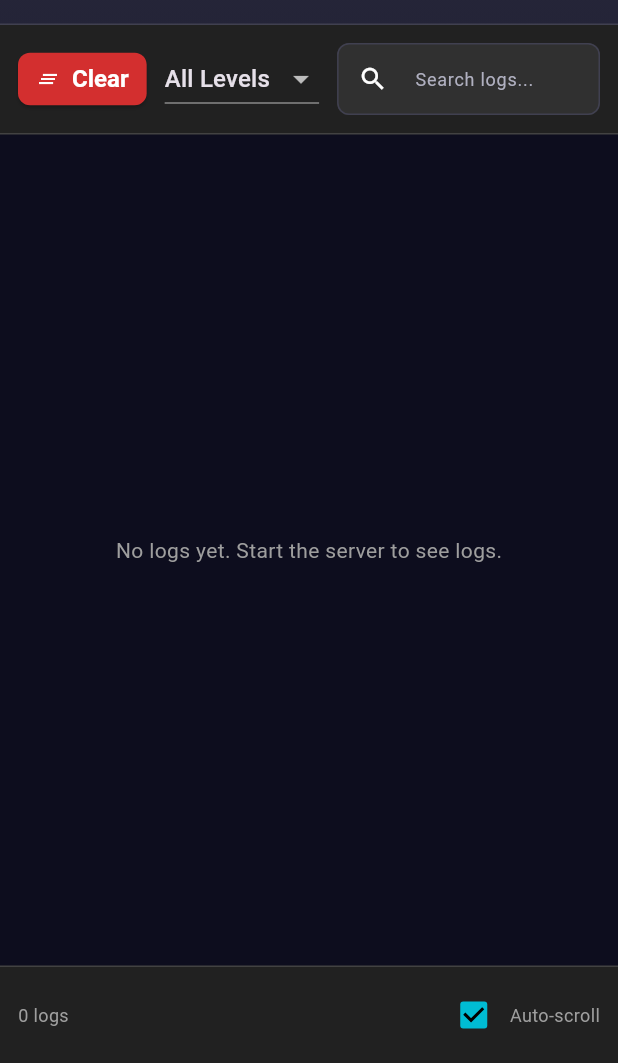
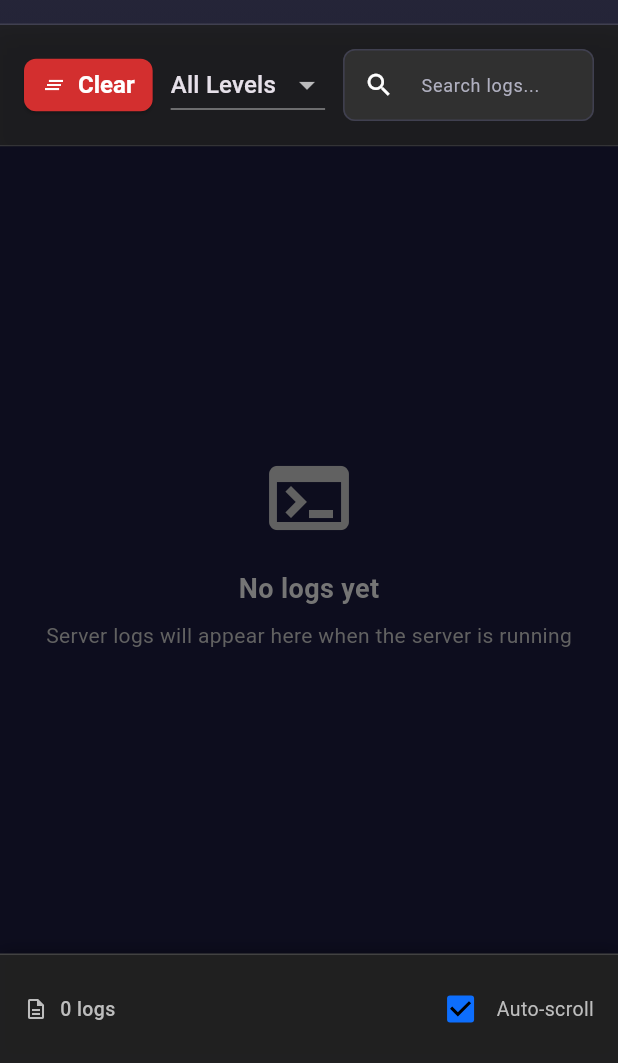
Before and after one commit to AyuMC/AyuMC, a Flutter app: the screen it shows after launch, after a tap on "Logs", after a tap on "Console", on a phone screen of 412 x 824 dp, the part 173-1236 px from its top. Run offline on Flutter 3.47's test engine with Material 3 defaults, Android fonts, the phone set to English and light mode, and no system bars; our stand-ins replace equatable, flutter_bloc; missing offline and left inert: ayumc_server; Roboto replaces fonts that are missing (Segoe UI).

Commit message:
Refactor ConsolePage to improve log management and UI: integrate ConsoleScrollManager for auto-scrolling, enhance toolbar with glassmorphism effect, and optimize log display logic with BlocConsumer for better state handling.

```diff
--- a/launcher/lib/features/console/presentation/pages/console_page.dart
+++ b/launcher/lib/features/console/presentation/pages/console_page.dart
@@ -1,15 +1,20 @@
 import 'package:flutter/material.dart';
 import 'package:flutter_bloc/flutter_bloc.dart';
+
+import '../../domain/entities/server_log.dart';
 import '../../domain/repositories/log_repository.dart';
 import '../bloc/console_bloc.dart';
 import '../bloc/console_event.dart';
 import '../bloc/console_state.dart';
+import '../widgets/builders/console_content_builder.dart';
+import '../widgets/builders/console_status_bar_builder.dart';
 import '../widgets/builders/console_toolbar_builder.dart';
-import '../widgets/builders/log_item_builder.dart';
+import '../utils/console_scroll_manager.dart';
 
 /// Console page for displaying server logs in real-time.
 ///
-/// Features auto-scrolling, filtering, and searching capabilities.
+/// Clean, professional implementation with separated concerns.
+/// All logic is managed by BLoC, UI is purely presentational.
 class ConsolePage extends StatefulWidget {
   final LogRepository logRepository;
 
@@ -20,12 +25,17 @@ class ConsolePage extends StatefulWidget {
 }
 
 class _ConsolePageState extends State<ConsolePage> {
-  final ScrollController _scrollController = ScrollController();
-  bool _autoScroll = true;
+  late final ConsoleScrollManager _scrollManager;
+
+  @override
+  void initState() {
+    super.initState();
+    _scrollManager = ConsoleScrollManager();
+  }
 
   @override
   void dispose() {
-    _scrollController.dispose();
+    _scrollManager.dispose();
     super.dispose();
   }
 
@@ -35,113 +45,46 @@ class _ConsolePageState extends State<ConsolePage> {
       create: (context) =>
           ConsoleBloc(logRepository: widget.logRepository)
             ..add(const ConsoleStartListening()),
-      child: BlocBuilder<ConsoleBloc, ConsoleState>(
+      child: BlocConsumer<ConsoleBloc, ConsoleState>(
+        listener: (context, state) {
+          _scrollManager.handleNewLogs(state.logs.length);
+        },
         builder: (context, state) {
-          _scrollToBottomIfNeeded();
-          return _buildConsoleContent(context, state);
+          final logsToDisplay = _getDisplayedLogs(state);
+
+          return Column(
+            children: [
+              ConsoleToolbarBuilder.build(
+                onClear: () =>
+                    context.read<ConsoleBloc>().add(const ConsoleClearLogs()),
+                onFilterChanged: (level) => context.read<ConsoleBloc>().add(
+                  ConsoleFilterByLevel(level),
+                ),
+                onSearch: (query) =>
+                    context.read<ConsoleBloc>().add(ConsoleSearchLogs(query)),
+                currentFilter: state.filterLevel,
+              ),
+              Expanded(
+                child: ConsoleContentBuilder.buildLogsList(
+                  logs: logsToDisplay,
+                  scrollController: _scrollManager.scrollController,
+                ),
+              ),
+              ConsoleStatusBarBuilder.build(
+                logCount: state.logs.length,
+                autoScroll: _scrollManager.autoScroll,
+                onAutoScrollChanged: _scrollManager.setAutoScroll,
+              ),
+            ],
+          );
         },
       ),
     );
   }
 
-  Widget _buildConsoleContent(BuildContext context, ConsoleState state) {
-    return Column(
-      children: [
-        _buildToolbar(context, state),
-        Expanded(child: _buildLogsList(state)),
-        _buildStatusBar(state),
-      ],
-    );
-  }
-
-  Widget _buildToolbar(BuildContext context, ConsoleState state) {
-    return ConsoleToolbarBuilder.build(
-      onClear: () => context.read<ConsoleBloc>().add(const ConsoleClearLogs()),
-      onFilterChanged: (level) =>
-          context.read<ConsoleBloc>().add(ConsoleFilterByLevel(level)),
-      onSearch: (query) =>
-          context.read<ConsoleBloc>().add(ConsoleSearchLogs(query)),
-      currentFilter: state.filterLevel,
-    );
-  }
-
-  Widget _buildLogsList(ConsoleState state) {
-    final logsToDisplay =
-        state.searchQuery.isNotEmpty || state.filterLevel != null
+  List<ServerLog> _getDisplayedLogs(ConsoleState state) {
+    return state.searchQuery.isNotEmpty || state.filterLevel != null
         ? state.filteredLogs
         : state.logs;
-
-    if (logsToDisplay.isEmpty) {
-      return _buildEmptyState();
-    }
-
-    return Container(
-      color: Colors.black,
-      child: ListView.builder(
-        controller: _scrollController,
-        itemCount: logsToDisplay.length,
-        itemBuilder: (context, index) {
-          return LogItemBuilder.build(logsToDisplay[index]);
-        },
-      ),
-    );
-  }
-
-  Widget _buildEmptyState() {
-    return const Center(
-      child: Text(
-        'No logs yet. Start the server to see logs.',
-        style: TextStyle(color: Colors.grey),
-      ),
-    );
-  }
-
-  Widget _buildStatusBar(ConsoleState state) {
-    return Container(
-      padding: const EdgeInsets.symmetric(horizontal: 12, vertical: 8),
-      decoration: BoxDecoration(
-        color: Colors.grey[900],
-        border: Border(top: BorderSide(color: Colors.grey[800]!, width: 1)),
-      ),
-      child: Row(
-        mainAxisAlignment: MainAxisAlignment.spaceBetween,
-        children: [
-          Text(
-            '${state.logs.length} logs',
-            style: const TextStyle(fontSize: 12, color: Colors.grey),
-          ),
-          Row(
-            children: [
-              Checkbox(
-                value: _autoScroll,
-                onChanged: (value) {
-                  setState(() {
-                    _autoScroll = value ?? true;
-                  });
-                },
-              ),
-              const Text(
-                'Auto-scroll',
-                style: TextStyle(fontSize: 12, color: Colors.grey),
-              ),
-            ],
-          ),
-        ],
-      ),
-    );
-  }
-
-  void _scrollToBottomIfNeeded() {
-    if (_autoScroll && _scrollController.hasClients) {
-      WidgetsBinding.instance.addPostFrameCallback((_) {
-        if (_scrollController.hasClients) {
-          _scrollController.animateTo(
-            _scrollController.position.maxScrollExtent,
-            duration: const Duration(milliseconds: 300),
-            curve: Curves.easeOut,
-          );
-        }
-      });
-    }
   }
 }
--- /dev/null
+++ b/launcher/lib/features/console/presentation/utils/console_scroll_manager.dart
@@ -0,0 +1,44 @@
+import 'package:flutter/material.dart';
+
+/// Manages scroll behavior for the console log list.
+///
+/// Handles auto-scrolling logic separately from UI presentation.
+class ConsoleScrollManager {
+  final ScrollController scrollController = ScrollController();
+  bool autoScroll = true;
+  int _lastLogCount = 0;
+
+  /// Updates auto-scroll setting.
+  void setAutoScroll(bool? value) {
+    autoScroll = value ?? true;
+  }
+
+  /// Handles new logs being added.
+  ///
+  /// Triggers auto-scroll if enabled and new logs were added.
+  void handleNewLogs(int currentLogCount) {
+    if (autoScroll && currentLogCount > _lastLogCount) {
+      _scrollToBottom();
+    }
+    _lastLogCount = currentLogCount;
+  }
+
+  void _scrollToBottom() {
+    if (!scrollController.hasClients) return;
+
+    WidgetsBinding.instance.addPostFrameCallback((_) {
+      if (scrollController.hasClients) {
+        scrollController.animateTo(
+          scrollController.position.maxScrollExtent,
+          duration: const Duration(milliseconds: 300),
+          curve: Curves.easeOut,
+        );
+      }
+    });
+  }
+
+  /// Disposes resources.
+  void dispose() {
+    scrollController.dispose();
+  }
+}
--- /dev/null
+++ b/launcher/lib/features/console/presentation/widgets/builders/console_content_builder.dart
@@ -0,0 +1,55 @@
+import 'package:flutter/material.dart';
+
+import '../../../domain/entities/server_log.dart';
+import 'log_item_builder.dart';
+
+/// Builds the main console content area with logs list.
+class ConsoleContentBuilder {
+  ConsoleContentBuilder._();
+
+  /// Builds the logs list view.
+  static Widget buildLogsList({
+    required List<ServerLog> logs,
+    required ScrollController scrollController,
+  }) {
+    if (logs.isEmpty) {
+      return _buildEmptyState();
+    }
+
+    return Container(
+      color: Colors.black,
+      child: ListView.builder(
+        controller: scrollController,
+        itemCount: logs.length,
+        itemBuilder: (context, index) {
+          return LogItemBuilder.build(logs[index]);
+        },
+      ),
+    );
+  }
+
+  static Widget _buildEmptyState() {
+    return Center(
+      child: Column(
+        mainAxisAlignment: MainAxisAlignment.center,
+        children: [
+          Icon(Icons.terminal, size: 64, color: Colors.grey[700]),
+          const SizedBox(height: 16),
+          Text(
+            'No logs yet',
+            style: TextStyle(
+              fontSize: 18,
+              fontWeight: FontWeight.w600,
+              color: Colors.grey[600],
+            ),
+          ),
+          const SizedBox(height: 8),
+          Text(
+            'Server logs will appear here when the server is running',
+            style: TextStyle(fontSize: 14, color: Colors.grey[700]),
+          ),
+        ],
+      ),
+    );
+  }
+}
--- /dev/null
+++ b/launcher/lib/features/console/presentation/widgets/builders/console_status_bar_builder.dart
@@ -0,0 +1,71 @@
+import 'package:flutter/material.dart';
+
+/// Builds the console status bar at the bottom.
+class ConsoleStatusBarBuilder {
+  ConsoleStatusBarBuilder._();
+
+  /// Builds the status bar widget.
+  static Widget build({
+    required int logCount,
+    required bool autoScroll,
+    required Function(bool?) onAutoScrollChanged,
+  }) {
+    return Container(
+      padding: const EdgeInsets.symmetric(horizontal: 16, vertical: 12),
+      decoration: BoxDecoration(
+        color: Colors.grey[900]?.withOpacity(0.95),
+        border: Border(top: BorderSide(color: Colors.grey[800]!, width: 1)),
+        boxShadow: [
+          BoxShadow(
+            color: Colors.black.withOpacity(0.3),
+            blurRadius: 8,
+            offset: const Offset(0, -2),
+          ),
+        ],
+      ),
+      child: Row(
+        mainAxisAlignment: MainAxisAlignment.spaceBetween,
+        children: [
+          _buildLogCounter(logCount),
+          _buildAutoScrollToggle(autoScroll, onAutoScrollChanged),
+        ],
+      ),
+    );
+  }
+
+  static Widget _buildLogCounter(int count) {
+    return Row(
+      children: [
+        Icon(Icons.description_outlined, size: 16, color: Colors.grey[400]),
+        const SizedBox(width: 8),
+        Text(
+          '$count ${count == 1 ? 'log' : 'logs'}',
+          style: TextStyle(
+            fontSize: 13,
+            color: Colors.grey[400],
+            fontWeight: FontWeight.w500,
+          ),
+        ),
+      ],
+    );
+  }
+
+  static Widget _buildAutoScrollToggle(
+    bool autoScroll,
+    Function(bool?) onChanged,
+  ) {
+    return Row(
+      children: [
+        Checkbox(
+          value: autoScroll,
+          onChanged: onChanged,
+          activeColor: const Color(0xFF0D6EFD),
+        ),
+        Text(
+          'Auto-scroll',
+          style: TextStyle(fontSize: 13, color: Colors.grey[400]),
+        ),
+      ],
+    );
+  }
+}
--- a/launcher/lib/features/console/presentation/widgets/builders/console_toolbar_builder.dart
+++ b/launcher/lib/features/console/presentation/widgets/builders/console_toolbar_builder.dart
@@ -1,22 +1,40 @@
+import 'dart:ui';
+
 import 'package:flutter/material.dart';
+
 import '../../../domain/entities/server_log.dart';
 
 /// Builder for the console toolbar with filters and actions.
 class ConsoleToolbarBuilder {
   ConsoleToolbarBuilder._();
 
-  /// Builds the console toolbar.
+  /// Builds the console toolbar with glassmorphism effect.
   static Widget build({
     required VoidCallback onClear,
     required Function(LogLevel?) onFilterChanged,
     required Function(String) onSearch,
     LogLevel? currentFilter,
   }) {
-    return Container(
-      padding: const EdgeInsets.all(12),
+    return ClipRRect(
+      child: BackdropFilter(
+        filter: ImageFilter.blur(sigmaX: 10, sigmaY: 10),
+        child: Container(
+          padding: const EdgeInsets.all(16),
           decoration: BoxDecoration(
-        color: Colors.grey[900],
-        border: Border(bottom: BorderSide(color: Colors.grey[800]!, width: 1)),
+            color: Colors.grey[900]?.withOpacity(0.8),
+            border: Border(
+              bottom: BorderSide(
+                color: Colors.white.withOpacity(0.1),
+                width: 1,
+              ),
+            ),
+            boxShadow: [
+              BoxShadow(
+                color: Colors.black.withOpacity(0.3),
+                blurRadius: 8,
+                offset: const Offset(0, 2),
+              ),
+            ],
           ),
           child: Row(
             children: [
@@ -26,6 +44,8 @@ class ConsoleToolbarBuilder {
               const SizedBox(width: 12),
               Expanded(child: _buildSearchField(onSearch)),
             ],
+          ),
+        ),
       ),
     );
   }
--- a/server/lib/ayumc_server.dart
+++ b/server/lib/ayumc_server.dart
@@ -17,16 +17,24 @@ class AyuMCServer {
     }
 
     state = ServerState.starting;
-    print('[Server] Starting AyuMC Server...');
-    print('[Server] Initializing high-performance systems...');
+    _logger.info('Server', 'Starting AyuMC Server...');
+    _logger.info('Server', 'Initializing high-performance systems...');
 
     try {
       await _server.start();
       state = ServerState.running;
-      print('[Server] AyuMC Server started successfully');
+      _logger.info('Server', 'AyuMC Server started successfully');
+      _logger.info('Server', '════════════════════════════════════════════');
+      _logger.info('Server', '         AyuMC Server - READY              ');
+      _logger.info('Server', '════════════════════════════════════════════');
+      _logger.info('Server', ' Status: ONLINE');
+      _logger.info('Server', ' Protocol: Minecraft Java Edition');
+      _logger.info('Server', ' Max Players: 5000+');
+      _logger.info('Server', ' Architecture: Multi-threaded');
+      _logger.info('Server', '════════════════════════════════════════════');
     } catch (e) {
       state = ServerState.stopped;
-      print('[Server] Failed to start: $e');
+      _logger.error('Server', 'Failed to start: $e');
       rethrow;
     }
   }
@@ -37,17 +45,17 @@ class AyuMCServer {
     }
 
     state = ServerState.stopping;
-    print('[Server] Stopping AyuMC Server...');
+    _logger.info('Server', 'Stopping AyuMC Server...');
 
     await _server.stop();
     state = ServerState.stopped;
 
-    print('[Server] AyuMC Server stopped');
+    _logger.info('Server', 'AyuMC Server stopped');
   }
 
   static Future<void> restart() async {
     state = ServerState.restarting;
-    print('[Server] Restarting AyuMC Server...');
+    _logger.info('Server', 'Restarting AyuMC Server...');
 
     await stop();
     await Future.delayed(const Duration(milliseconds: 500));
```
Also changed, not shown: server/lib/core/handlers/play_handler.dart (+61 -17 lines), server/lib/core/protocol/packets/play/join_game_packet_builder.dart (added, +129 -0 lines). Lines whose indentation alone changed are shown as unchanged.
